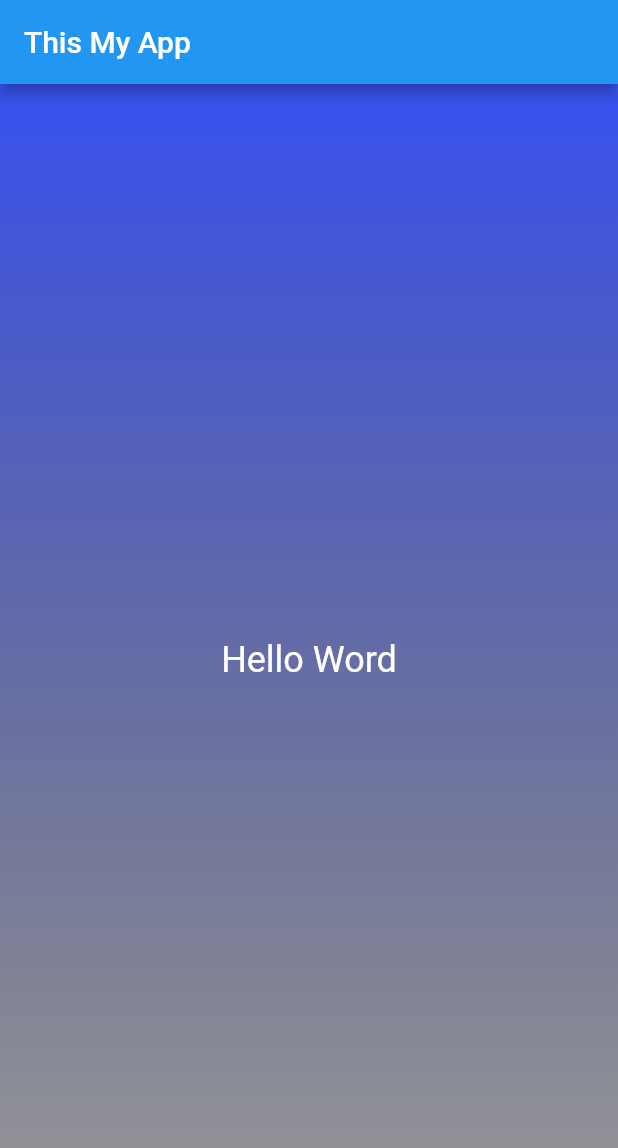
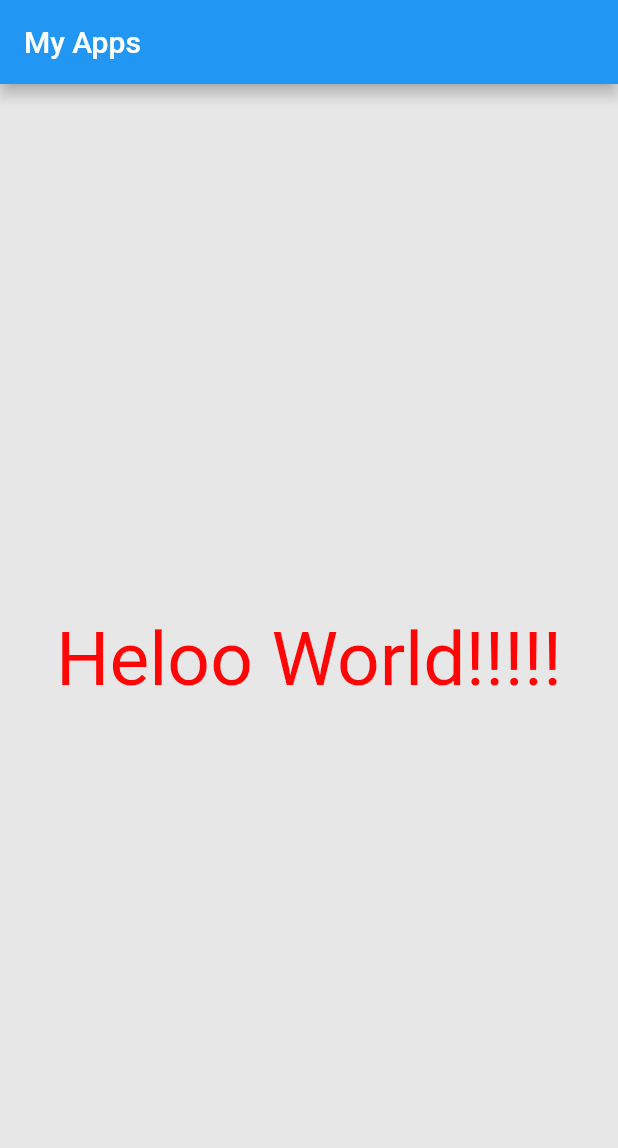
Before and after one commit to ahmadgalang/flutter-practice-one, a Flutter app: the screen it shows after launch, on a phone screen of 412 x 824 dp. Shown: the top 1148 px of the screen. Run offline on Flutter 3.47's test engine with Material 2 defaults, Android fonts, the phone set to English and light mode, and no system bars.

Commit message:
Create class and implementation class in main function

```diff
--- a/lib/main.dart
+++ b/lib/main.dart
@@ -5,23 +5,32 @@ void main() {
   MaterialApp(
     home: Scaffold(
       appBar: AppBar(
-          title: const Text('This My App'),
+        title: const Text('My Apps'),
       ),
-        body: Container(
+      body: GradientContainer(),
+    ),
+  )
+  );
+}
+
+class GradientContainer extends StatelessWidget {
+  const GradientContainer({super.key});
+
+  @override
+  Widget build(BuildContext context) {
+    return Container(
       decoration: const BoxDecoration(
         gradient: LinearGradient(colors: [
-              Color.fromARGB(255, 56, 81, 241),
-              Color.fromARGB(109, 24, 23, 22)
-            ], begin: Alignment.topCenter, end: Alignment.bottomCenter),
+          Color.fromARGB(19, 0, 0, 0),
+          Color.fromARGB(19, 0, 0, 0)
+        ], begin: Alignment.center, end: Alignment.center),
       ),
       child: const Center(
         child: Text(
-              'Hello Word',
-              style: TextStyle(fontSize: 24, color: Colors.white),
-            ),
-          ),
-        ),
+          'Heloo World!!!!!',
+          style: TextStyle(color: Color.fromARGB(255, 255, 5, 5) , fontSize: 50),
         ),
       ),
     );
   }
+}
```
Lines whose indentation alone changed are shown as unchanged.
